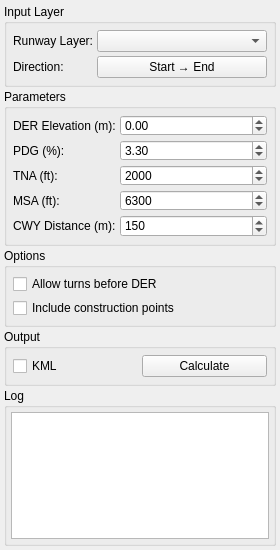
Qt form Q_Pansopy/ui/departures/qpansopy_omnidirectional_dockwidget.ui (FLYGHT7/qpansopy) before a commit.
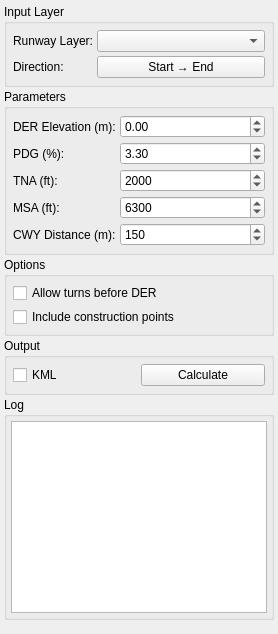
The same form after that commit. Custom widgets are drawn as their Qt base class.

```diff
--- a/Q_Pansopy/ui/departures/qpansopy_omnidirectional_dockwidget.ui
+++ b/Q_Pansopy/ui/departures/qpansopy_omnidirectional_dockwidget.ui
@@ -4,14 +4,14 @@
  <widget class="QDockWidget" name="QPANSOPYOmnidirectionalDockWidget">
   <property name="minimumSize">
    <size>
-    <width>280</width>
-    <height>400</height>
+    <width>250</width>
+    <height>200</height>
    </size>
   </property>
   <property name="maximumSize">
    <size>
     <width>16777215</width>
-    <height>550</height>
+    <height>16777215</height>
    </size>
   </property>
   <widget class="QWidget" name="dockWidgetContents">
```
